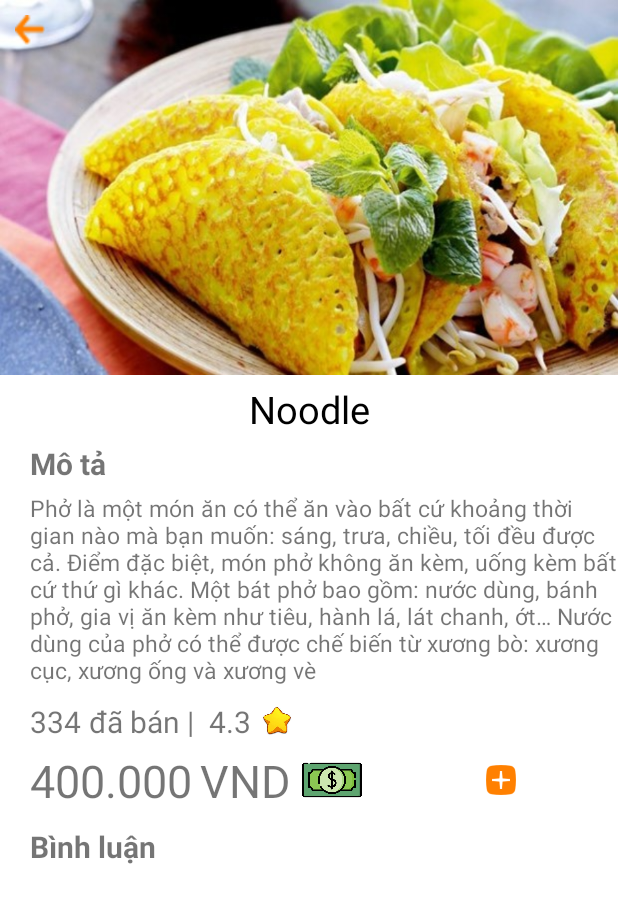
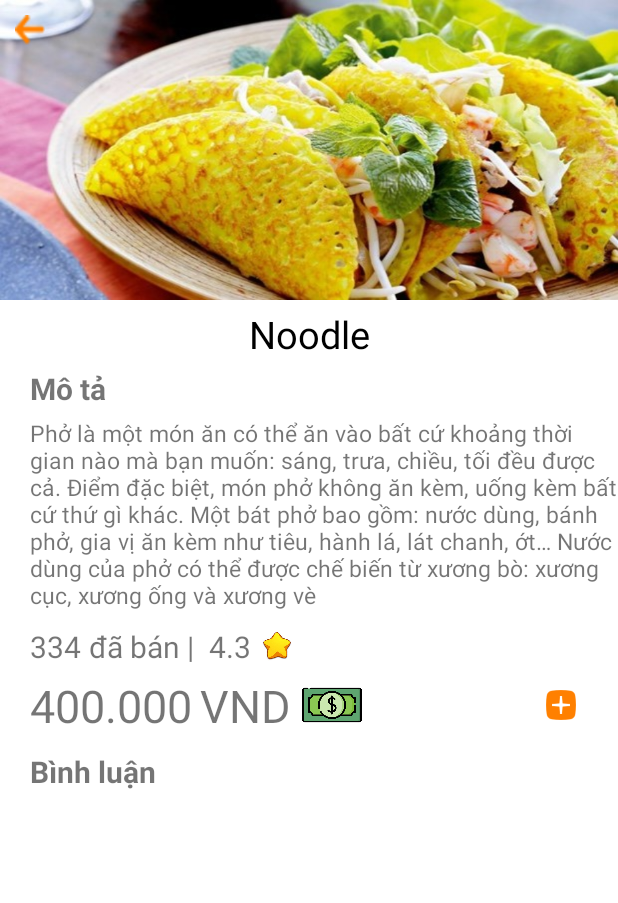
Before and after one commit to nokiddig/AndroidJava_TastyFood, an Android app: the fragment ProductDetailFragment shown on its own in the app's theme, on a phone screen of 412 x 824 dp. Shown: the top 903 px of the screen. Run offline under Robolectric (Android 15) with nearby library versions, the phone set to English and light mode, and no system bars; our stand-ins replace Firebase (no records; nobody signed in at launch, a user with empty details on screens opened directly).

Commit message:
edit for ProductDetail

```diff
--- a/app/src/main/AndroidManifest.xml
+++ b/app/src/main/AndroidManifest.xml
@@ -12,7 +12,7 @@
         android:theme="@style/Theme.TastyFoods"
         tools:targetApi="31">
         <activity
-            android:name=".viewmodel.order.Order.Order"
+            android:name=".MainActivity"
             android:exported="true" >
             <intent-filter>
                 <action android:name="android.intent.action.MAIN" />
@@ -22,7 +22,8 @@
         </activity>
         <activity
             android:name=".MainActivity"
-            android:exported="true">
+            android:exported="true"
+            tools:ignore="DuplicateActivity">
             <intent-filter>
                 <action android:name="android.intent.action.MAIN" />
 
--- a/app/src/main/java/com/example/tastyfoods/MainActivity.java
+++ b/app/src/main/java/com/example/tastyfoods/MainActivity.java
@@ -6,6 +6,7 @@ import androidx.appcompat.app.AppCompatActivity;
 import android.os.Bundle;
 import android.view.MenuItem;
 
+import com.example.tastyfoods.mvvm.view.home.HomeFragment;
 import com.example.tastyfoods.mvvm.viewmodels.Orders.delivery.DeliveryFragment;
 import com.google.android.material.bottomnavigation.BottomNavigationView;
 import com.google.android.material.navigation.NavigationBarView;
@@ -24,7 +25,7 @@ public class MainActivity extends AppCompatActivity {
             public boolean onNavigationItemSelected(@NonNull MenuItem item) {
                 switch (item.getItemId()){
                     case R.id.homefragment:
-                        getSupportFragmentManager().beginTransaction().replace(R.id.frameLayout,new DeliveryFragment()).addToBackStack(null).commit();
+                        getSupportFragmentManager().beginTransaction().replace(R.id.frameLayout,new HomeFragment()).addToBackStack(null).commit();
                         bottomNavigationView.getMenu().findItem(R.id.homefragment).setChecked(true);
                         break;
                     case R.id.cartfragment:
--- a/app/src/main/java/com/example/tastyfoods/mvvm/viewmodels/productD/productDetailFragment.java
+++ b/app/src/main/java/com/example/tastyfoods/mvvm/view/product_deail/ProductDetailFragment.java
@@ -1,4 +1,4 @@
-package com.example.tastyfoods.mvvm.viewmodels.productD;
+package com.example.tastyfoods.mvvm.view.product_deail;
 
 import android.os.Bundle;
 import android.view.LayoutInflater;
@@ -15,7 +15,7 @@ import com.google.firebase.firestore.DocumentReference;
 import com.google.firebase.firestore.DocumentSnapshot;
 import com.google.firebase.firestore.FirebaseFirestore;
 
-public class productDetailFragment extends Fragment {
+public class ProductDetailFragment extends Fragment {
     private  FirebaseFirestore db = FirebaseFirestore.getInstance();
     private TextView foodName;
     @Override
--- a/app/src/main/res/layout/fragment_product_detail.xml
+++ b/app/src/main/res/layout/fragment_product_detail.xml
@@ -4,7 +4,7 @@
     android:layout_width="match_parent"
     android:layout_height="match_parent"
     android:id="@+id/product"
-    tools:context=".mvvm.viewmodels.productD.productDetailFragment">
+    tools:context=".mvvm.view.product_detail.ProductDetailFragment">
     <!-- TODO: Update blank fragment layout -->
     <Button
         android:id="@+id/btn_back"
@@ -20,7 +20,7 @@
         <ImageView
             android:id="@+id/image"
             android:layout_width="match_parent"
-            android:layout_height="250dp"
+            android:layout_height="200dp"
             android:scaleType="fitXY"
             android:src="@drawable/anh2"/>
 
@@ -68,6 +68,7 @@
                 android:layout_marginLeft="5dp"
                 android:text="đã bán |"/>
             <TextView
+                android:id="@+id/ratePoint"
                 android:layout_width="wrap_content"
                 android:layout_height="wrap_content"
                 android:textSize="20dp"
@@ -109,7 +110,7 @@
                 android:layout_width="25dp"
                 android:layout_height="25dp"
                 android:layout_gravity="center"
-                android:layout_marginLeft="80dp"
+                android:layout_marginLeft="120dp"
                 android:background="@drawable/add" />
         </LinearLayout>
         <TextView
@@ -120,10 +121,15 @@
             android:layout_marginLeft="20dp"
             android:text="Bình luận"
             android:textStyle="bold"/>
-        <ListView
-            android:layout_width="wrap_content"
+        <androidx.recyclerview.widget.RecyclerView
+            android:id="@+id/recycler_view_comments"
+            android:layout_width="match_parent"
             android:layout_height="wrap_content"
-            android:layout_marginTop="5dp"
-            android:layout_marginLeft="20dp"/>
+            android:layout_marginTop="10dp"
+            android:layout_marginLeft="20dp"
+            android:orientation="horizontal"
+            android:padding="5dp"
+            tools:listitem="" />
+
     </LinearLayout>
 </RelativeLayout>
```
Also changed, not shown: app/src/main/java/com/example/tastyfoods/mvvm/adapter/HomeProductAdapter.java (+7 -7 lines), app/src/main/java/com/example/tastyfoods/mvvm/viewmodels/Orders/deliveryhitory/HictoryFragment.java (+0 -19 lines), app/src/main/java/com/example/tastyfoods/mvvm/viewmodels/Orders/deliveryhitory/billAdapter.java (+1 -17 lines).
